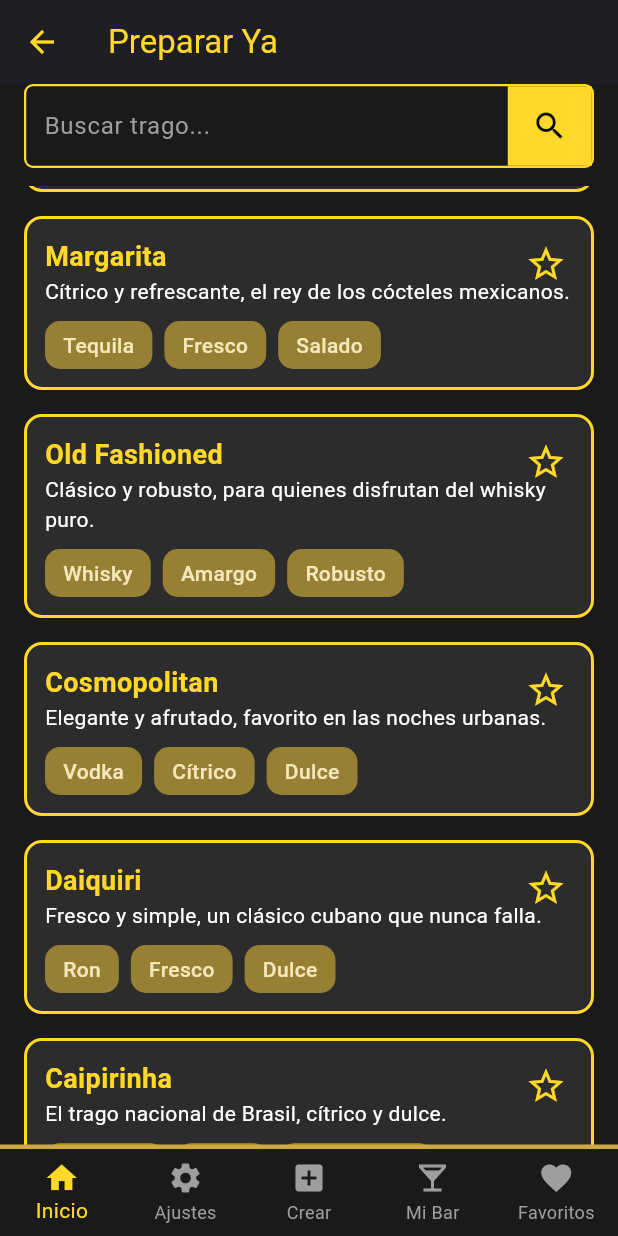
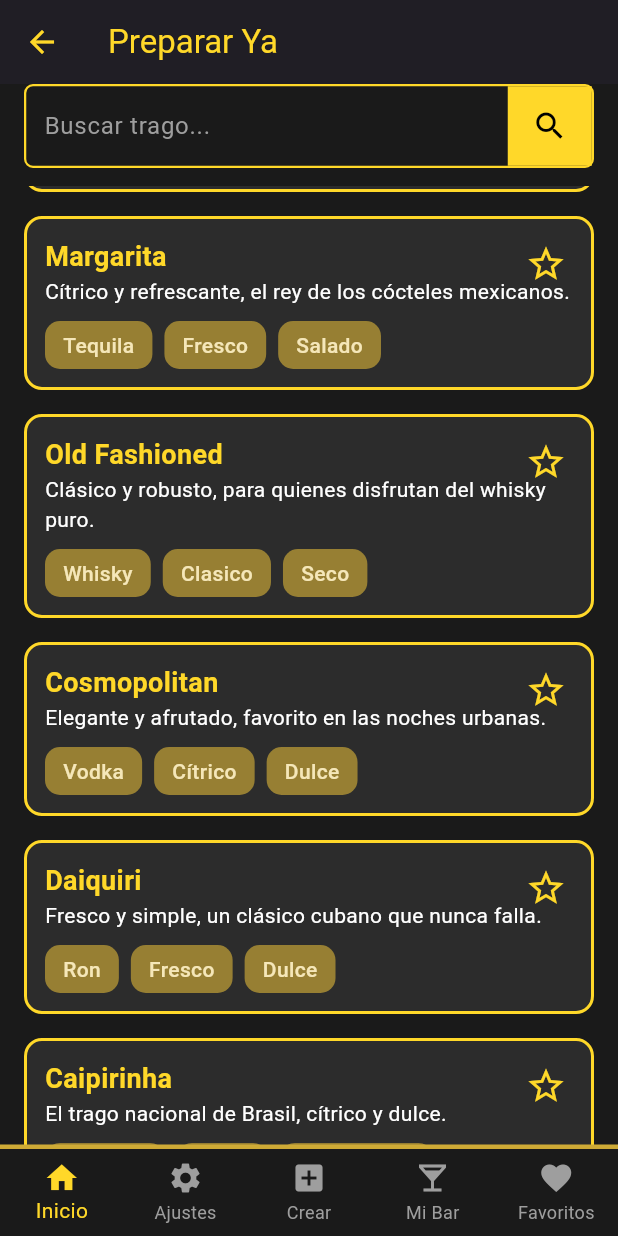
Before and after one commit to UliWT/Cocktail-Noir, a Flutter app: the PrepararYaScreen screen opened directly, scrolled down 576 dp, on a phone screen of 412 x 824 dp. Run offline on Flutter 3.47's test engine with Material 3 defaults, Android fonts, the phone set to English and light mode, and no system bars.

```diff
--- a/lib/screens/Preparar/preparar_ya.dart
+++ b/lib/screens/Preparar/preparar_ya.dart
@@ -16,11 +16,11 @@ class _PrepararYaScreenState extends State<PrepararYaScreen> {
   String _busqueda = '';
 
 final List<Map<String, dynamic>> tragos = [
-  {
+{
     'nombre': 'Espresso Martini',
     'descripcion': 'Intenso y sofisticado. Ideal para cerrar la noche con energía y estilo.',
-    'ingredientes': '1 shot de espresso (30 ml)\nVodka 45 ml\nKhalua 30 ml\nAlmíbar 10 ml',
-    'preparacion': '1. Mezclar todos los ingredientes en una coctelera con hielo\n2. Agitar enérgicamente durante 20 segundos\n3. Servir en una copa de martini previamente enfriada',
+    'ingredientes': '1 shot de espresso (30 ml)\nVodka 45 ml\nKahlúa 30 ml\nAlmíbar 10 ml',
+    'preparacion': '1. Mezclar todos los ingredientes en una coctelera con hielo\n2. Agitar enérgicamente durante 20 segundos\n3. Servir en una copa de martini',
     'decoracion': 'Granos de café',
     'tags': ['Vodka', 'Sedoso', 'Dulce', 'Amargo'],
   },
@@ -28,7 +28,7 @@ final List<Map<String, dynamic>> tragos = [
     'nombre': 'Mojito',
     'descripcion': 'Refrescante y cítrico, el clásico cubano para días calurosos.',
     'ingredientes': 'Ron blanco 50 ml\n8-10 hojas de hierbabuena\n2 cucharaditas de azúcar\n30 ml jugo de lima\nSoda al gusto',
-    'preparacion': '1. Machacar la hierbabuena con azúcar y lima\n2. Agregar ron y hielo\n3. Completar con soda y mezclar suavemente',
+    'preparacion': '1. Machacar la hierbabuena con azúcar y lima\n2. Agregar ron y hielo\n3. Completar con soda y mezclar suavemente\n4. Servir en vaso highball',
     'decoracion': 'Hojas de hierbabuena',
     'tags': ['Ron', 'Refrescante', 'Cítrico', 'Herbal'],
   },
@@ -36,7 +36,7 @@ final List<Map<String, dynamic>> tragos = [
     'nombre':'Negroni',
     'descripcion':'Elegante y robusto. La sofisticación italiana en su expresión más pura y contundente.',
     'ingredientes':'Campari 30 ml\nVermouth Rosso 30 ml\nGin 30 ml',
-    'preparacion':'1. En un vaso mezclador lleno de hielo poner todos los ingredientes\n2. Revolver con una cuchara durante unos 20 segundos\n3. Servir en un vaso rocks previamente enfriado',
+    'preparacion':'1. En un vaso mezclador lleno de hielo poner todos los ingredientes\n2. Revolver durante 20 segundos\n3. Servir en vaso Rocks',
     'decoracion':'Cáscara de naranja',
     'tags':['Campari', 'Amargo', 'Clásico'],
   },
@@ -44,7 +44,7 @@ final List<Map<String, dynamic>> tragos = [
     'nombre': 'Piña Colada',
     'descripcion': 'Dulce y cremoso, un clásico tropical para relajarse.',
     'ingredientes': 'Ron blanco 50 ml\nCrema de coco 30 ml\nJugo de piña 90 ml',
-    'preparacion': '1. Licuar todos los ingredientes con hielo\n2. Servir en vaso alto\n3. Decorar con trozo de piña',
+    'preparacion': '1. Licuar todos los ingredientes con hielo\n2. Servir en vaso hurricane',
     'decoracion': 'Trozo de piña y cereza',
     'tags': ['Ron', 'Tropical', 'Cremoso'],
   },
@@ -52,7 +52,7 @@ final List<Map<String, dynamic>> tragos = [
     'nombre': 'Margarita',
     'descripcion': 'Cítrico y refrescante, el rey de los cócteles mexicanos.',
     'ingredientes': 'Tequila 50 ml\nTriple sec 20 ml\nJugo de lima 30 ml\nSal para escarchar el borde',
-    'preparacion': '1. Escarchar el borde del vaso con sal y limón\n2. Mezclar todos los ingredientes en una coctelera con hielo\n3. Servir en vaso de margarita escarchado',
+    'preparacion': '1. Escarchar el borde del vaso con sal y limón\n2. Mezclar todos los ingredientes en una coctelera con hielo\n3. Agitar enérgicamente durante 20 segundos\n4. Servir en copa Margarita escarchada',
     'decoracion': 'Rodaja de lima',
     'tags': ['Tequila', 'Fresco', 'Salado'],
   },
@@ -60,15 +60,15 @@ final List<Map<String, dynamic>> tragos = [
     'nombre': 'Old Fashioned',
     'descripcion': 'Clásico y robusto, para quienes disfrutan del whisky puro.',
     'ingredientes': 'Whisky bourbon 60 ml\n1 terrón de azúcar\n2 dashes de angostura\nHielo al gusto',
-    'preparacion': '1. Disolver azúcar con angostura en el vaso\n2. Agregar hielo y whisky\n3. Revolver suavemente',
+    'preparacion': '1. Disolver azúcar con angostura en el vaso\n2. Agregar hielo y whisky\n3. Revolver suavemente\n4. Servir en vaso Rocks',
     'decoracion': 'Cáscara de naranja',
-    'tags': ['Whisky', 'Amargo', 'Robusto'],
+    'tags': ['Whisky', 'Clasico', 'Seco'],
   },
   {
     'nombre': 'Cosmopolitan',
     'descripcion': 'Elegante y afrutado, favorito en las noches urbanas.',
     'ingredientes': 'Vodka 45 ml\nTriple sec 15 ml\nJugo de arándano 30 ml\nJugo de lima 15 ml',
-    'preparacion': '1. Mezclar todos los ingredientes en una coctelera con hielo\n2. Colar en copa de cóctel enfriada\n3. Decorar con twist de lima',
+    'preparacion': '1. Mezclar todos los ingredientes en una coctelera con hielo\n2. Agitar enérgicamente durante 20 segundos\n3. Servir en una copa de martini',
     'decoracion': 'Twist de lima',
     'tags': ['Vodka', 'Cítrico', 'Dulce'],
   },
@@ -76,7 +76,7 @@ final List<Map<String, dynamic>> tragos = [
     'nombre': 'Daiquiri',
     'descripcion': 'Fresco y simple, un clásico cubano que nunca falla.',
     'ingredientes': 'Ron blanco 50 ml\nJugo de lima 25 ml\n2 cucharaditas de azúcar',
-    'preparacion': '1. Agitar todos los ingredientes con hielo\n2. Colar en copa de cóctel\n3. Decorar con rodaja de lima',
+    'preparacion': '1. Mezclar todos los ingredientes en una coctelera con hielo\n2. Agitar enérgicamente durante 20 segundos\n3. Servir en una copa coupe',
     'decoracion': 'Rodaja de lima',
     'tags': ['Ron', 'Fresco', 'Dulce'],
   },
@@ -84,7 +84,7 @@ final List<Map<String, dynamic>> tragos = [
     'nombre': 'Caipirinha',
     'descripcion': 'El trago nacional de Brasil, cítrico y dulce.',
     'ingredientes': 'Cachaça 50 ml\n1 lima cortada en trozos\n2 cucharaditas de azúcar',
-    'preparacion': '1. Machacar la lima con azúcar\n2. Agregar cachaça y hielo\n3. Revolver bien',
+    'preparacion': '1. Machacar la lima con azúcar\n2. Agregar cachaça y hielo\n3. Servir en vaso Rocks',
     'decoracion': 'Trozo de lima',
     'tags': ['Cachaça', 'Dulce', 'Refrescante'],
   },
@@ -92,23 +92,23 @@ final List<Map<String, dynamic>> tragos = [
     'nombre': 'French 75',
     'descripcion': 'Burbujeante y elegante, ideal para celebraciones.',
     'ingredientes': 'Gin 30 ml\nChampagne 60 ml\nJugo de limón 15 ml\n1 cucharadita de azúcar',
-    'preparacion': '1. Agitar gin, limón y azúcar con hielo\n2. Colar en copa flauta\n3. Completar con champagne',
+    'preparacion': '1. Agitar gin, limón y azúcar con hielo\n2. Colar y servir en copa flauta\n3. Completar con champagne',
     'decoracion': 'Twist de limón',
     'tags': ['Gin', 'Cítrico', 'Elegante'],
   },
   {
     'nombre': 'Whisky Sour',
     'descripcion': 'Equilibrado y refrescante. El equilibrio magistral entre tradición y frescura cítrica.',
-    'ingredientes':'Whisky 60 ml\nAlmíbar 20 ml\nJugo de limón 30 ml\n1 clara de huevo',
-    'preparacion':'1. Mezclar todos los ingredientes en una coctelera sin hielo\n2. Agitar en seco durante 20 segundos\n3. Agregar hielo a la coctelera y agitar durante 10 segundos\n4. Servir en una copa coupe previamente enfriada',
+    'ingredientes':'Whisky 60 ml\nAlmibar 20ml\nJugo de limón 30 ml\n1 Clara de huevo',
+    'preparacion':'1. Mezclar todos los ingredientes en una coctelera sin hielo\n2. Agitar en seco durante 20 segundos\n3.Agregar hielo a la coctelera y agitar durante 10 segundos\n4.Servir en una copa coupe previamente enfriada',
     'decoracion': 'Gotas de Bitter de Angostura',
-    'tags': ['Whisky', 'Cítrico', 'Clásico'],
+    'tags': ['Whisky', 'Cítrico', 'Clasico'],
   },
   {
     'nombre': 'Manhattan',
     'descripcion': 'Elegante y fuerte, un clásico neoyorquino.',
     'ingredientes': 'Whisky rye 50 ml\nVermouth rojo 20 ml\n2 dashes de angostura',
-    'preparacion': '1. Revolver ingredientes con hielo\n2. Colar en copa de cóctel\n3. Decorar con cereza',
+    'preparacion': '1. En un vaso mezclador lleno de hielo poner todos los ingredientes\n2. Revolver durante 20 segundos\n3. Servir en vaso old fashioned',
     'decoracion': 'Cereza',
     'tags': ['Whisky rye', 'Dulce', 'Elegante'],
   },
@@ -116,7 +116,7 @@ final List<Map<String, dynamic>> tragos = [
     'nombre': 'Gin Tonic',
     'descripcion': 'Simple, refrescante y perfecto para cualquier ocasión.',
     'ingredientes': 'Gin 50 ml\nTónica al gusto\nRodaja de lima o pepino',
-    'preparacion': '1. Llenar vaso con hielo\n2. Agregar gin\n3. Completar con tónica y decorar',
+    'preparacion': '1. Llenar vaso con hielo\n2. Agregar gin\n3. Completar con tónica\n4. Servir en vaso balón o highball',
     'decoracion': 'Rodaja de lima o pepino',
     'tags': ['Gin', 'Simple', 'Cítrico'],
   },
@@ -124,7 +124,7 @@ final List<Map<String, dynamic>> tragos = [
     'nombre': 'Bloody Mary',
     'descripcion': 'Salado y picante, ideal para brunchs.',
     'ingredientes': 'Vodka 50 ml\nJugo de tomate 120 ml\nSalsa Worcestershire 2 gotas\nSalsa Tabasco al gusto\nSal y pimienta al gusto',
-    'preparacion': '1. En un vaso mezclador lleno de hielo poner todos los ingredientes\n2. Revolver bien\n3. Decorar con apio',
+    'preparacion': '1. Mezclar todos los ingredientes en una coctelera con hielo\n2. Agitar enérgicamente durante 20 segundos\n3. Servir en un highball',
     'decoracion': 'Apio',
     'tags': ['Vodka', 'Picante', 'Refrescante'],
   },
@@ -132,11 +132,12 @@ final List<Map<String, dynamic>> tragos = [
     'nombre': 'Sex on the Beach',
     'descripcion': 'Dulce y frutal, clásico de verano.',
     'ingredientes': 'Vodka 40 ml\nLicor de durazno 20 ml\nJugo de naranja 40 ml\nJugo de arándano 40 ml',
-    'preparacion': '1. Mezclar todos los ingredientes en una coctelera con hielo\n2. Colar en vaso alto\n3. Decorar con rodaja de naranja',
+    'preparacion': '1. Mezclar todos los ingredientes en una coctelera con hielo\n2. Agitar enérgicamente durante 20 segundos\n3. Servir en un highball',
     'decoracion': 'Rodaja de naranja',
     'tags': ['Vodka', 'Frutal', 'Fresco'],
   },
 ];
+
 
 
   void _realizarBusqueda() {
```
